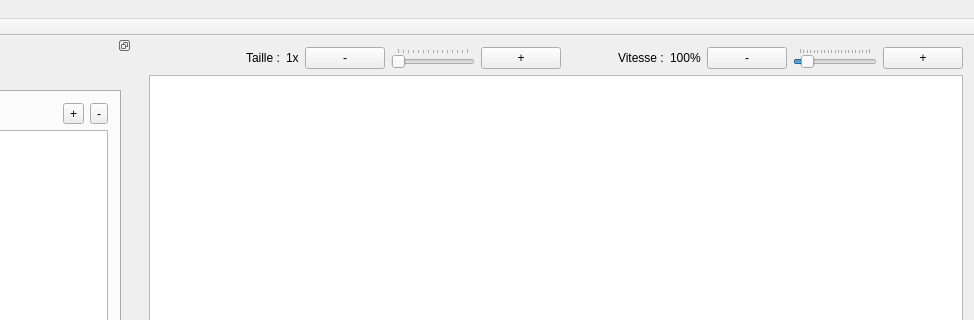
Above: rsase/SGBag/ui/fenetreprincipale.ui from padenot/usdp before the change; both pictures show x 172 to 1146 and y 0 to 320 of the 1146 by 672 pixel window. Below: the same form after it.
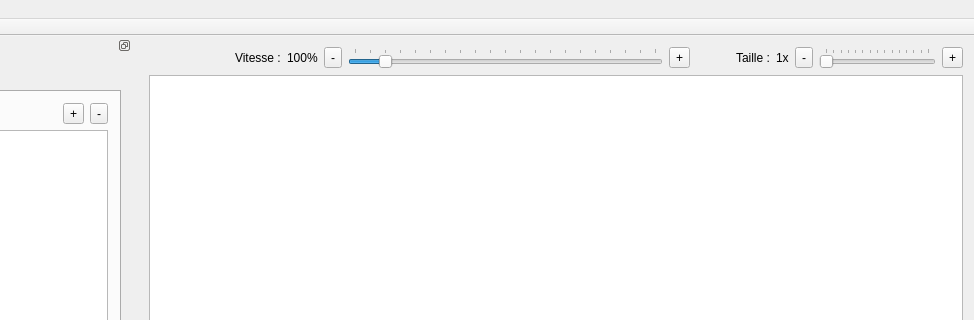
That is the form after the change. The open tabs and pages were chosen to show the change. Icons and pictures are not drawn.

Commit message: Amélioration ui

The edit to the form file:
```diff
--- a/rsase/SGBag/ui/fenetreprincipale.ui
+++ b/rsase/SGBag/ui/fenetreprincipale.ui
@@ -21,7 +21,7 @@
     <item row="0" column="0">
      <layout class="QVBoxLayout" name="verticalLayout">
       <item>
-       <layout class="QHBoxLayout" name="horizontalLayout" stretch="0,0,0,0,0,0,0,0,0">
+       <layout class="QHBoxLayout" name="horizontalLayout" stretch="0,0,2,0,1">
         <item>
          <widget class="QPushButton" name="startStopButton">
           <property name="text">
@@ -43,82 +43,6 @@
           </property>
          </widget>
         </item>
-        <item>
-         <spacer name="horizontalSpacer_2">
-          <property name="orientation">
-           <enum>Qt::Horizontal</enum>
-          </property>
-          <property name="sizeHint" stdset="0">
-           <size>
-            <width>40</width>
-            <height>20</height>
-           </size>
-          </property>
-         </spacer>
-        </item>
-        <item>
-         <widget class="QLabel" name="TailleLabel">
-          <property name="text">
-           <string>Taille :</string>
-          </property>
-         </widget>
-        </item>
-        <item>
-         <widget class="QLabel" name="ratio">
-          <property name="text">
-           <string>1x</string>
-          </property>
-         </widget>
-        </item>
-        <item>
-         <layout class="QHBoxLayout" name="horizontalLayout_3">
-          <item>
-           <widget class="QPushButton" name="pushButton">
-            <property name="sizePolicy">
-             <sizepolicy hsizetype="Minimum" vsizetype="Fixed">
-              <horstretch>0</horstretch>
-              <verstretch>0</verstretch>
-             </sizepolicy>
-            </property>
-            <property name="text">
-             <string>-</string>
-            </property>
-            <property name="shortcut">
-             <string>Down</string>
-            </property>
-           </widget>
-          </item>
-          <item>
-           <widget class="QSlider" name="ratioSlider">
-            <property name="minimum">
-             <number>1</number>
-            </property>
-            <property name="maximum">
-             <number>15</number>
-            </property>
-            <property name="orientation">
-             <enum>Qt::Horizontal</enum>
-            </property>
-            <property name="tickPosition">
-             <enum>QSlider::TicksAbove</enum>
-            </property>
-            <property name="tickInterval">
-             <number>1</number>
-            </property>
-           </widget>
-          </item>
-          <item>
-           <widget class="QPushButton" name="pushButton_2">
-            <property name="text">
-             <string>+</string>
-            </property>
-            <property name="shortcut">
-             <string>Up</string>
-            </property>
-           </widget>
-          </item>
-         </layout>
-        </item>
         <item>
          <spacer name="horizontalSpacer">
           <property name="orientation">
@@ -132,24 +56,30 @@
           </property>
          </spacer>
         </item>
-        <item>
-         <widget class="QLabel" name="VitesseLabel">
-          <property name="text">
-           <string>Vitesse :</string>
-          </property>
-         </widget>
-        </item>
-        <item>
-         <widget class="QLabel" name="vitesse">
-          <property name="text">
-           <string>100%</string>
-          </property>
-         </widget>
-        </item>
         <item>
          <layout class="QHBoxLayout" name="horizontalLayout_4">
           <item>
-           <widget class="QPushButton" name="pushButton_4">
+           <widget class="QLabel" name="VitesseLabel">
+            <property name="text">
+             <string>Vitesse :</string>
+            </property>
+           </widget>
+          </item>
+          <item>
+           <widget class="QLabel" name="vitesse">
+            <property name="sizePolicy">
+             <sizepolicy hsizetype="Fixed" vsizetype="Preferred">
+              <horstretch>0</horstretch>
+              <verstretch>0</verstretch>
+             </sizepolicy>
+            </property>
+            <property name="text">
+             <string>100%</string>
+            </property>
+           </widget>
+          </item>
+          <item>
+           <widget class="QToolButton" name="toolButton_3">
             <property name="text">
              <string>-</string>
             </property>
@@ -181,9 +111,88 @@
            </widget>
           </item>
           <item>
-           <widget class="QPushButton" name="pushButton_3">
+           <widget class="QToolButton" name="toolButton_4">
             <property name="text">
              <string>+</string>
+            </property>
+            <property name="shortcut">
+             <string>Right</string>
+            </property>
+           </widget>
+          </item>
+         </layout>
+        </item>
+        <item>
+         <spacer name="horizontalSpacer_2">
+          <property name="orientation">
+           <enum>Qt::Horizontal</enum>
+          </property>
+          <property name="sizeHint" stdset="0">
+           <size>
+            <width>40</width>
+            <height>20</height>
+           </size>
+          </property>
+         </spacer>
+        </item>
+        <item>
+         <layout class="QHBoxLayout" name="horizontalLayout_3">
+          <item>
+           <widget class="QLabel" name="TailleLabel">
+            <property name="text">
+             <string>Taille :</string>
+            </property>
+           </widget>
+          </item>
+          <item>
+           <widget class="QLabel" name="ratio">
+            <property name="sizePolicy">
+             <sizepolicy hsizetype="Fixed" vsizetype="Preferred">
+              <horstretch>0</horstretch>
+              <verstretch>0</verstretch>
+             </sizepolicy>
+            </property>
+            <property name="text">
+             <string>1x</string>
+            </property>
+           </widget>
+          </item>
+          <item>
+           <widget class="QToolButton" name="toolButton">
+            <property name="text">
+             <string>-</string>
+            </property>
+            <property name="shortcut">
+             <string>Down</string>
+            </property>
+           </widget>
+          </item>
+          <item>
+           <widget class="QSlider" name="ratioSlider">
+            <property name="minimum">
+             <number>1</number>
+            </property>
+            <property name="maximum">
+             <number>15</number>
+            </property>
+            <property name="orientation">
+             <enum>Qt::Horizontal</enum>
+            </property>
+            <property name="tickPosition">
+             <enum>QSlider::TicksAbove</enum>
+            </property>
+            <property name="tickInterval">
+             <number>1</number>
+            </property>
+           </widget>
+          </item>
+          <item>
+           <widget class="QToolButton" name="toolButton_2">
+            <property name="text">
+             <string>+</string>
+            </property>
+            <property name="shortcut">
+             <string>Up</string>
             </property>
            </widget>
           </item>
```
Left out of the diff: 63 changed lines with no effect on the pictures. The commit also changes 1 other file.
